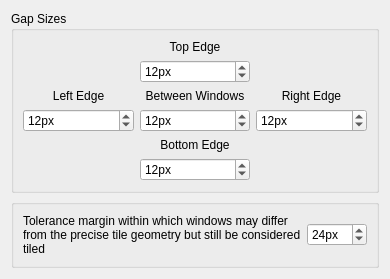
Above: contents/ui/config.ui from nclarius/tile-gaps before the change. Below: the same form after it.
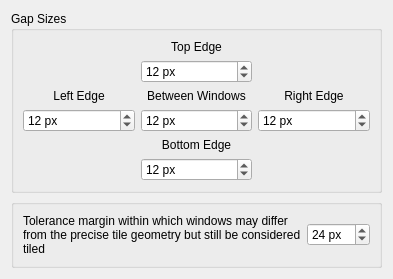
That is the form after the change.

Commit message: add more fine-grained settings

```diff
--- a/contents/ui/config.ui
+++ b/contents/ui/config.ui
@@ -65,7 +65,7 @@
             <item row="1" column="3">
               <widget class="QSpinBox" name="kcfg_gapTop">
                 <property name="suffix">
-                  <string>px</string>
+                  <string> px</string>
                 </property>
                 <property name="value">
                   <number>12</number>
@@ -78,7 +78,7 @@
             <item row="4" column="0">
               <widget class="QSpinBox" name="kcfg_gapLeft">
                 <property name="suffix">
-                  <string>px</string>
+                  <string> px</string>
                 </property>
                 <property name="value">
                   <number>12</number>
@@ -91,7 +91,7 @@
             <item row="4" column="3">
               <widget class="QSpinBox" name="kcfg_gapMid">
                 <property name="suffix">
-                  <string>px</string>
+                  <string> px</string>
                 </property>
                 <property name="value">
                   <number>12</number>
@@ -104,7 +104,7 @@
             <item row="4" column="4">
               <widget class="QSpinBox" name="kcfg_gapRight">
                 <property name="suffix">
-                  <string>px</string>
+                  <string> px</string>
                 </property>
                 <property name="value">
                   <number>12</number>
@@ -117,7 +117,7 @@
             <item row="6" column="3">
               <widget class="QSpinBox" name="kcfg_gapBottom">
                 <property name="suffix">
-                  <string>px</string>
+                  <string> px</string>
                 </property>
                 <property name="value">
                   <number>12</number>
@@ -146,7 +146,7 @@
             <item row="0" column="1">
               <widget class="QSpinBox" name="kcfg_tolerance">
                 <property name="suffix">
-                  <string>px</string>
+                  <string> px</string>
                 </property>
                 <property name="value">
                   <number>24</number>
```
The commit also changes 2 other files.
